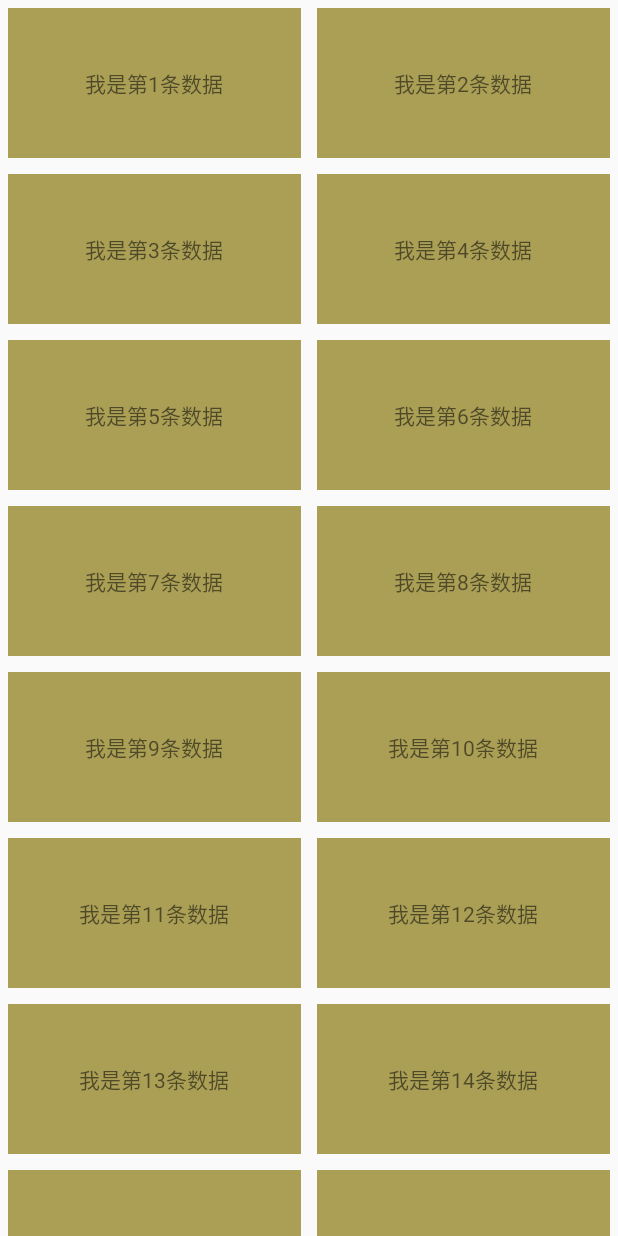
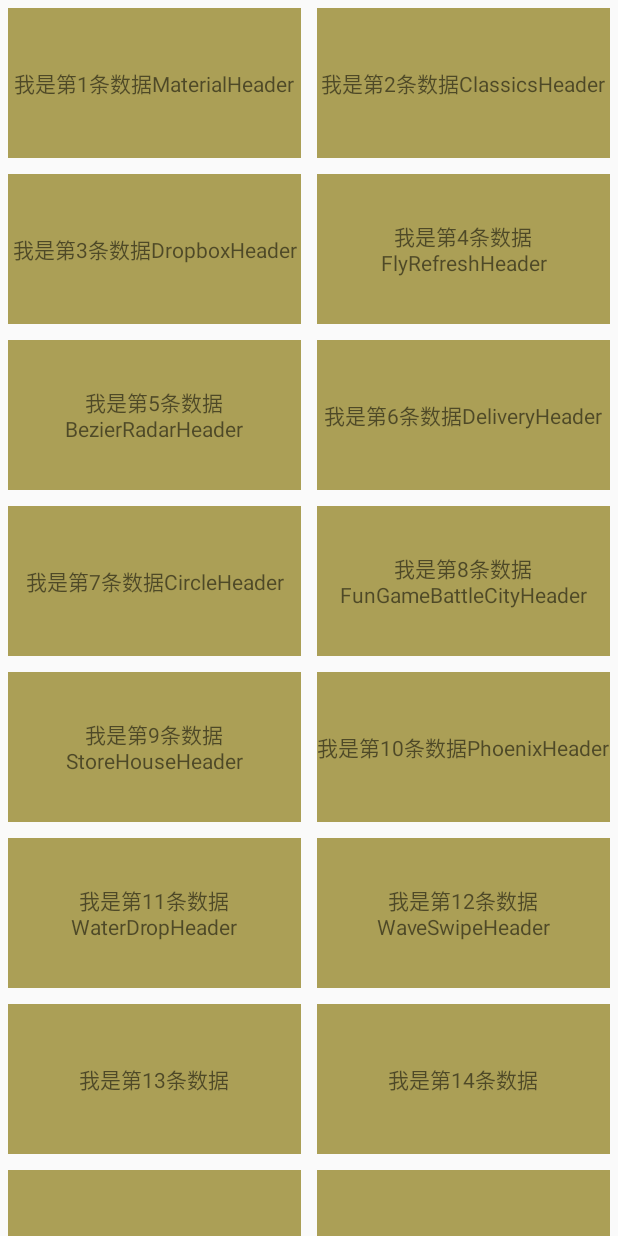
Before and after one commit to liuchuanzheng/SkillCollection, an Android app: the RealTestSmartRefreshLayoutActivity screen opened directly, with no data from a screen before it, on a phone screen of 412 x 824 dp. Run offline under Robolectric (Android 15) with nearby library versions, the phone set to English and light mode, and no system bars; our stand-ins replace ButterKnife; libraries missing offline, so code that uses them is left out: com.scwang.smartrefresh; plain views replace SmartRefreshLayout; 3 statements that could not run were skipped.

Commit message:
添加多种下拉刷新动画

```diff
--- a/app/src/main/java/com/liuchuanzheng/skillcollection/ui/activitys/RealTestSmartRefreshLayoutActivity.java
+++ b/app/src/main/java/com/liuchuanzheng/skillcollection/ui/activitys/RealTestSmartRefreshLayoutActivity.java
@@ -14,11 +14,21 @@ import android.widget.Toast;
 
 import com.liuchuanzheng.skillcollection.R;
 import com.liuchuanzheng.skillcollection.base.LCZBaseActivity;
+import com.scwang.smartrefresh.header.CircleHeader;
+import com.scwang.smartrefresh.header.DeliveryHeader;
 import com.scwang.smartrefresh.header.DropboxHeader;
+import com.scwang.smartrefresh.header.FlyRefreshHeader;
+import com.scwang.smartrefresh.header.FunGameBattleCityHeader;
+import com.scwang.smartrefresh.header.MaterialHeader;
+import com.scwang.smartrefresh.header.PhoenixHeader;
+import com.scwang.smartrefresh.header.StoreHouseHeader;
+import com.scwang.smartrefresh.header.WaterDropHeader;
+import com.scwang.smartrefresh.header.WaveSwipeHeader;
 import com.scwang.smartrefresh.layout.SmartRefreshLayout;
 import com.scwang.smartrefresh.layout.api.RefreshLayout;
 import com.scwang.smartrefresh.layout.constant.SpinnerStyle;
 import com.scwang.smartrefresh.layout.footer.BallPulseFooter;
+import com.scwang.smartrefresh.layout.header.BezierRadarHeader;
 import com.scwang.smartrefresh.layout.header.ClassicsHeader;
 import com.scwang.smartrefresh.layout.listener.OnLoadmoreListener;
 import com.scwang.smartrefresh.layout.listener.OnRefreshListener;
@@ -121,7 +131,38 @@ public class RealTestSmartRefreshLayoutActivity extends LCZBaseActivity {
 
     private void realTest() {
         for (int i = 0; i < 20; i++) {
-            mList.add(i, "我是第" + (i + 1) + "条数据");
+            String message = "";
+            if(i == 0){
+                //Material风格头
+                message = "MaterialHeader";
+            }else if (i == 1){
+                //古典风格头
+                message = "ClassicsHeader";
+            }else if (i == 2){
+                //盒子风格头
+                message = "DropboxHeader";
+            }else if (i == 3){
+                //纸飞机头
+                message = "FlyRefreshHeader";
+            }else if (i == 4){
+                //贝塞尔雷达头
+                message = "BezierRadarHeader";
+            }else if (i == 5){
+                message = "DeliveryHeader";
+            }else if (i == 6){
+                message = "CircleHeader";
+            }else if (i == 7){
+                message = "FunGameBattleCityHeader";
+            }else if (i == 8){
+                message = "StoreHouseHeader";
+            }else if (i == 9){
+                message = "PhoenixHeader";
+            }else if (i == 10){
+                message = "WaterDropHeader";
+            }else if (i == 11){
+                message = "WaveSwipeHeader";
+            }
+            mList.add(i, "我是第" + (i + 1) + "条数据" + message);
         }
         rcv.setLayoutManager(new GridLayoutManager(this, 2));
         mAdapter = new MyAdapter();
@@ -130,6 +171,36 @@ public class RealTestSmartRefreshLayoutActivity extends LCZBaseActivity {
             @Override
             public void onClick(int position) {
                 Toast.makeText(baseContext, position + "", Toast.LENGTH_SHORT).show();
+                if(position == 0){
+                    //Material风格头
+                    refreshLayout.setRefreshHeader(new MaterialHeader(baseContext).setShowBezierWave(true));
+                }else if (position == 1){
+                    //古典风格头
+                    refreshLayout.setRefreshHeader(new ClassicsHeader(baseContext));
+                }else if (position == 2){
+                    //盒子风格头
+                    refreshLayout.setRefreshHeader(new DropboxHeader(baseContext));
+                }else if (position == 3){
+                    //纸飞机头
+                    refreshLayout.setRefreshHeader(new FlyRefreshHeader(baseContext));
+                }else if (position == 4){
+                    //贝塞尔雷达头
+                    refreshLayout.setRefreshHeader(new BezierRadarHeader(baseContext));
+                }else if (position == 5){
+                    refreshLayout.setRefreshHeader(new DeliveryHeader(baseContext));
+                }else if (position == 6){
+                    refreshLayout.setRefreshHeader(new CircleHeader(baseContext));
+                }else if (position == 7){
+                    refreshLayout.setRefreshHeader(new FunGameBattleCityHeader(baseContext));
+                }else if (position == 8){
+                    refreshLayout.setRefreshHeader(new StoreHouseHeader(baseContext));
+                }else if (position == 9){
+                    refreshLayout.setRefreshHeader(new PhoenixHeader(baseContext));
+                }else if (position == 10){
+                    refreshLayout.setRefreshHeader(new WaterDropHeader(baseContext));
+                }else if (position == 11){
+                    refreshLayout.setRefreshHeader(new WaveSwipeHeader(baseContext));
+                }
             }
 
             @Override
@@ -141,9 +212,9 @@ public class RealTestSmartRefreshLayoutActivity extends LCZBaseActivity {
         //为 Material风格
         //refreshLayout.setRefreshHeader(new MaterialHeader(this).setShowBezierWave(true));
         //古典风格
-        refreshLayout.setRefreshHeader(new ClassicsHeader(this));
+        //refreshLayout.setRefreshHeader(new ClassicsHeader(this));
         //盒子风格
-        refreshLayout.setRefreshHeader(new DropboxHeader(this));
+        //refreshLayout.setRefreshHeader(new DropboxHeader(this));
         //设置 Footer
         // 为 球脉冲
         refreshLayout.setRefreshFooter(new BallPulseFooter(this).setSpinnerStyle(SpinnerStyle.Scale));
```
